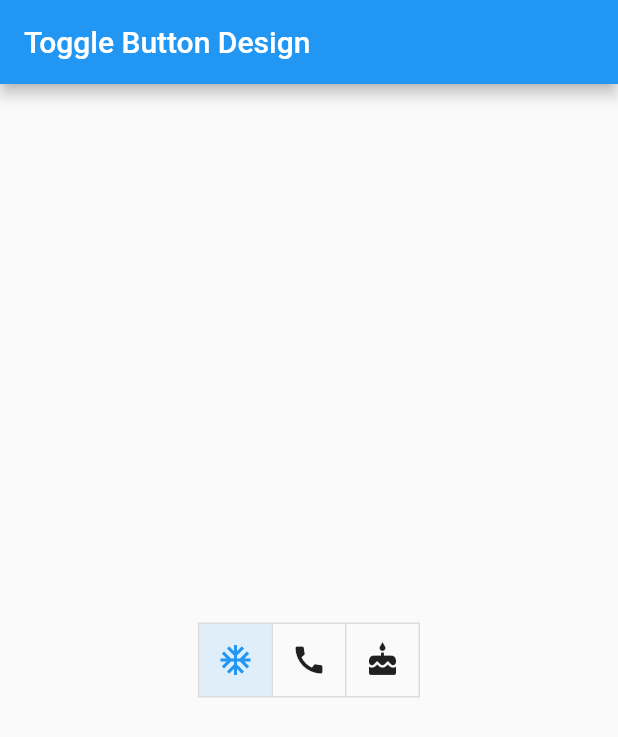
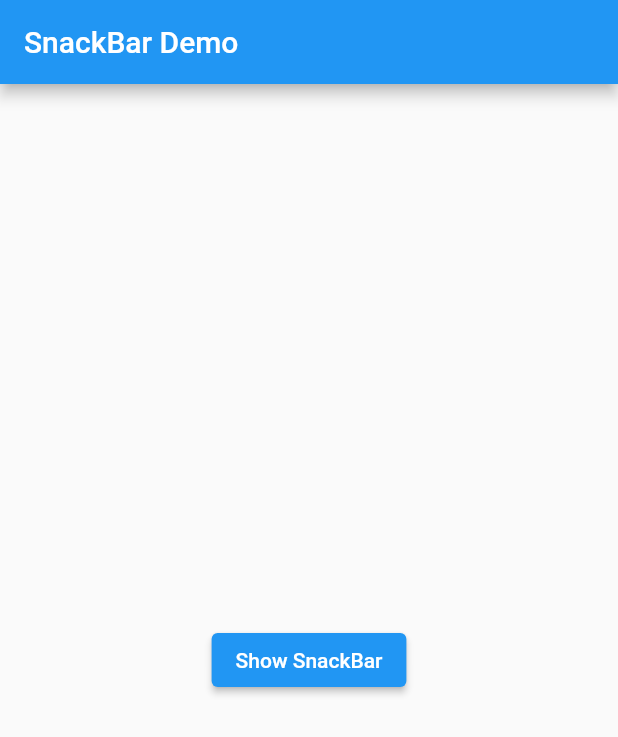
Before and after one commit to JunaidSAnsari/flutter_start, a Flutter app: the screen it shows after launch, on a phone screen of 412 x 824 dp. Shown: the top 737 px of the screen. Run offline on Flutter 3.47's test engine with Material 2 defaults, Android fonts, the phone set to English and light mode, and no system bars.

Commit message:
Snack_Bar

```diff
--- a/lib/main.dart
+++ b/lib/main.dart
@@ -1,38 +1,43 @@
 import 'package:flutter/material.dart';
+void main() => runApp(const SnackBarDemo());
 
-void main(){
-  runApp(MaterialApp(
-    home: toggleButton(),
-  ));
-}
-class toggleButton extends StatefulWidget {
-  const toggleButton({Key? key}) : super(key: key);
+class SnackBarDemo extends StatelessWidget {
+  const SnackBarDemo({super.key});
 
   @override
-  State<toggleButton> createState() => _toggleButtonState();
-}
-
-class _toggleButtonState extends State<toggleButton> {
-  List<bool> list = [true, false, false];
-  @override
   Widget build(BuildContext context) {
-    return Scaffold(
-      appBar: AppBar(title: Text("Toggle Button Design"),),
-      body: Center(
-        child: ToggleButtons(
-          children: <Widget>[
-            Icon(Icons.ac_unit),
-            Icon(Icons.call),
-            Icon(Icons.cake),
-          ],
-          onPressed: (int index) {
-            setState(() {
-              list[index] = !list[index];
-            });
-          },
-          isSelected: list,
+    return MaterialApp(
+      title: 'SnackBar Demo',
+      home: Scaffold(
+        appBar: AppBar(
+          title: Text('SnackBar Demo'),
         ),
+        body: SnackBarPage(),
       ),
     );
   }
 }
+
+class SnackBarPage extends StatelessWidget {
+  const SnackBarPage({super.key});
+
+  @override
+  Widget build(BuildContext context) {
+    return Center(
+      child: ElevatedButton(
+        child: Text('Show SnackBar'),
+        onPressed: () {
+          final snackBar = SnackBar(
+            content: Text('Yay! A SnackBar!'),
+            action: SnackBarAction(
+              label: 'Undo',
+              onPressed: () {},
+            ),
+          );
+          ScaffoldMessenger.of(context).showSnackBar(snackBar);
+        },
+
+      ),
+    );
+  }
+}
```
